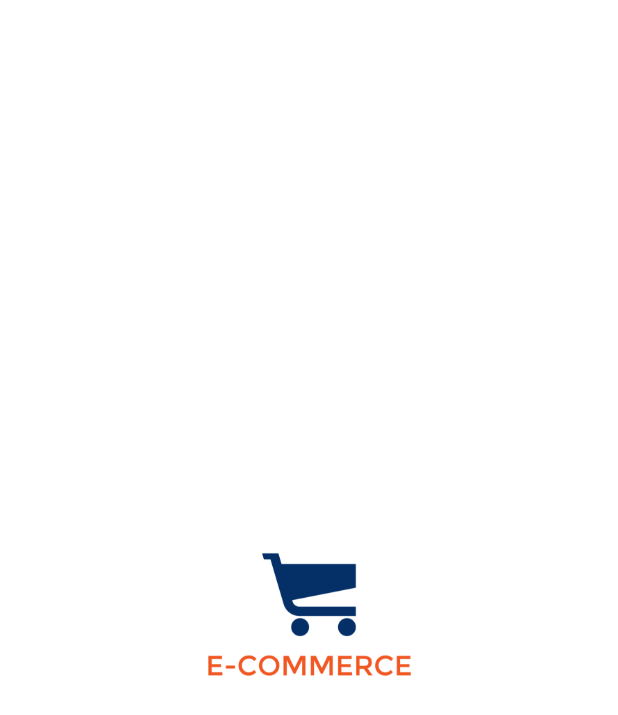
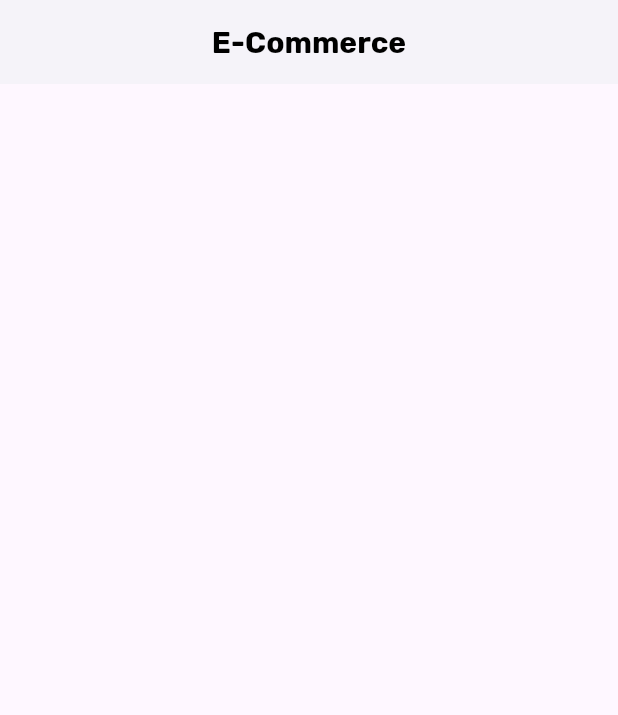
Before and after one commit to MostafaAtef7/E-commerce-app, a Flutter app: the screen it shows after launch, on a phone screen of 412 x 824 dp. Shown: the top 715 px of the screen. Run offline on Flutter 3.47's test engine with Material 3 defaults, Android fonts, the phone set to English and light mode, and no system bars; our stand-ins replace go_router.

Commit message:
create loginView file and CustomAppBar

```diff
--- a/lib/constant.dart
+++ b/lib/constant.dart
@@ -1,2 +1,9 @@
+import 'package:flutter/material.dart';
+
 const String logo1 = "assets/images/logo_1.png";
 const String logo2 = "assets/images/logo_2.jpg";
+const Color kPrimaryColor = Colors.black;
+const Color kSubColor = Colors.white;
+
+// const Color kPrimaryColor = Color(0xff1D4476);
+// const Color kSubColor = Color(0xffF35C2B);
--- a/lib/core/utils/classes/app_router.dart
+++ b/lib/core/utils/classes/app_router.dart
@@ -1,13 +1,17 @@
+import 'package:ecommerce/features/login/presentation/view/login_view.dart';
 import 'package:ecommerce/features/splash/presentation/view/splash_view.dart';
 import 'package:go_router/go_router.dart';
 
 abstract class AppRouter {
+  static const login = "/login";
   static final router = GoRouter(
     routes: [
       GoRoute(
         path: "/",
         builder: (context, state) => const SplashView(),
       ),
+      GoRoute(path: login,
+      builder: (context, state) => const LoginView(),)
     ],
   );
 }
--- /dev/null
+++ b/lib/core/utils/widgets/custom_app_bar.dart
@@ -0,0 +1,32 @@
+import 'package:ecommerce/constant.dart';
+import 'package:flutter/material.dart';
+
+class CustomAppBar extends StatelessWidget implements PreferredSizeWidget {
+  final IconButton? iconButton;
+  const CustomAppBar({
+    super.key,
+    @required this.iconButton,
+  });
+  @override
+  Size get preferredSize => const Size.fromHeight(kToolbarHeight);
+
+@override
+  Widget build(BuildContext context) {
+    return AppBar(
+      backgroundColor: kSubColor,
+      elevation: 2,
+      scrolledUnderElevation: 0,
+      leading: iconButton ?? const SizedBox(),
+      centerTitle: true,
+      title: const Text(
+        "E-Commerce",
+        style: TextStyle(
+          color: kPrimaryColor,
+          fontWeight: FontWeight.bold,
+          fontSize: 20,
+          fontFamily: "Rubik",
+        ),
+      ),
+    );
+  }
+}
--- /dev/null
+++ b/lib/features/login/presentation/view/login_view.dart
@@ -0,0 +1,13 @@
+import 'package:ecommerce/core/utils/widgets/custom_app_bar.dart';
+import 'package:flutter/material.dart';
+
+class LoginView extends StatelessWidget {
+  const LoginView({super.key});
+
+  @override
+  Widget build(BuildContext context) {
+    return const Scaffold(
+      appBar: CustomAppBar(iconButton: null,),
+    );
+  }
+}
--- a/lib/features/splash/presentation/view/splash_view.dart
+++ b/lib/features/splash/presentation/view/splash_view.dart
@@ -1,12 +1,13 @@
 import 'package:ecommerce/constant.dart';
+import 'package:ecommerce/core/utils/classes/app_router.dart';
 import 'package:flutter/material.dart';
+import 'package:go_router/go_router.dart';
 
 class SplashView extends StatefulWidget {
   const SplashView({super.key});
 
   @override
   State<SplashView> createState() => _SplashViewState();
-
 }
 
 class _SplashViewState extends State<SplashView> {
@@ -14,8 +15,11 @@ class _SplashViewState extends State<SplashView> {
 
   @override
   void initState() {
-    Future.delayed(Duration.zero,(){
+    Future.delayed(Duration.zero, () {
       animatedImage();
+    });
+    Future.delayed(const Duration(seconds: 5), () {
+      GoRouter.of(context).pushReplacement(AppRouter.login);
     });
     super.initState();
   }
```
Also changed, not shown: pubspec.yaml (+5 -5 lines), assets/fonts/Rubik-Regular.ttf (added).
